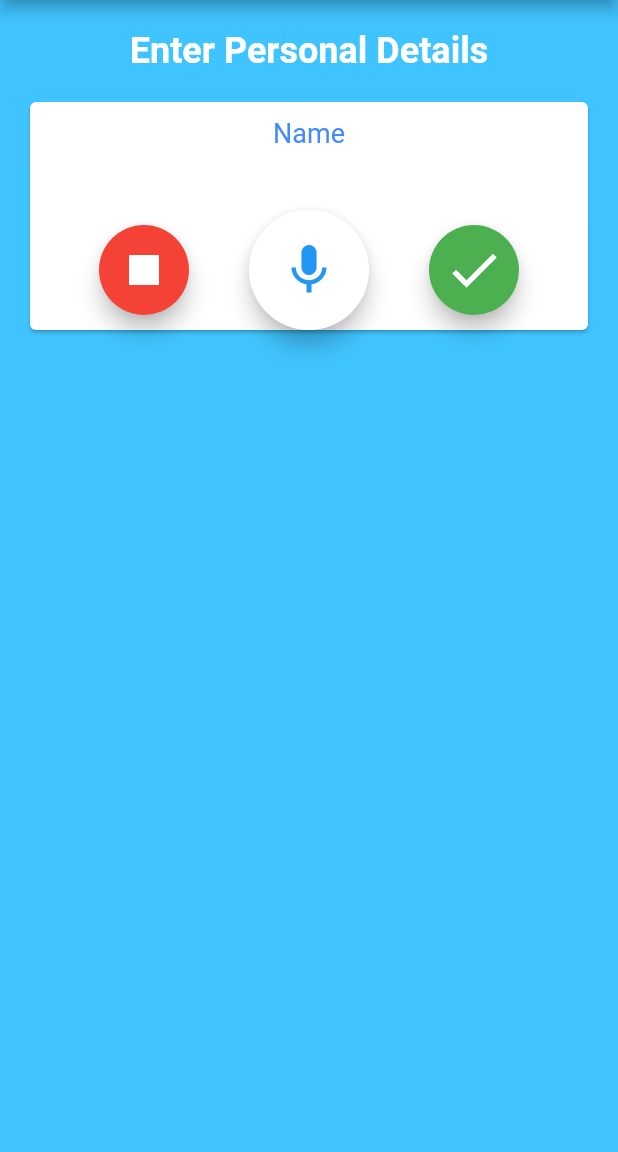
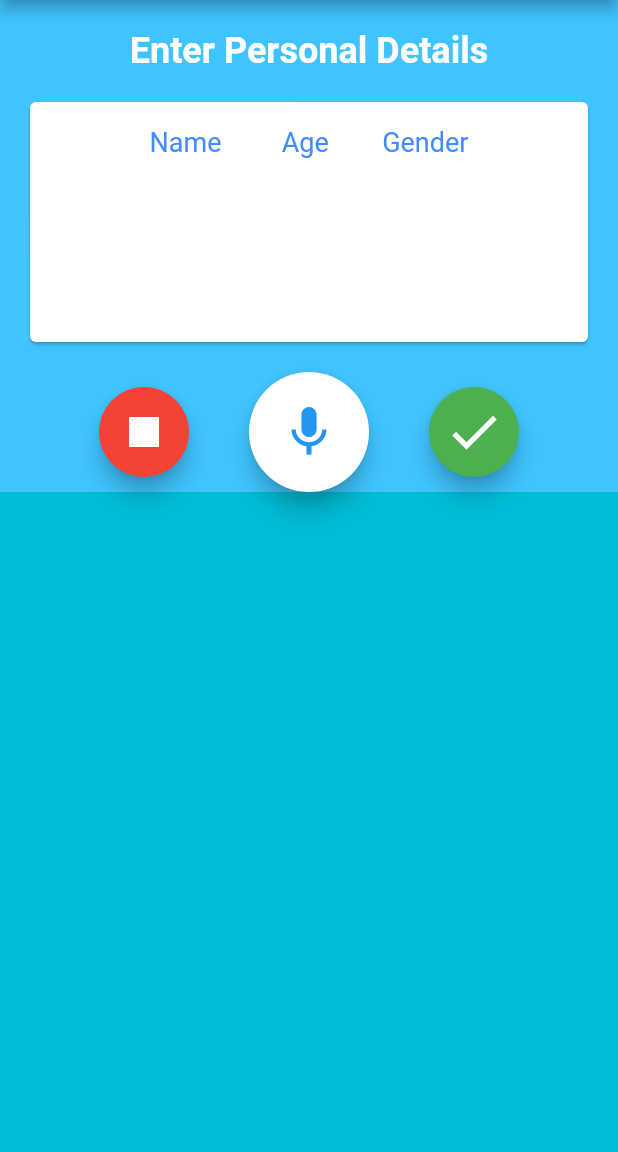
Before and after one commit to Nehanshj/voice_prescription, a Flutter app: the NewPage screen opened directly, on a phone screen of 412 x 824 dp, the part 84-1236 px from its top. Run offline on Flutter 3.47's test engine with Material 2 defaults, Android fonts, the phone set to English and light mode, and no system bars; our stand-ins replace hive, moor_flutter, speech_to_text; accounts and stored records are empty; generated files the repository leaves out were written again; Roboto replaces fonts that are missing (Verdana).

Commit message:
minor UI fixes

```diff
--- a/lib/newPage.dart
+++ b/lib/newPage.dart
@@ -1,24 +1,20 @@
-//first page after the New Prescription button is pressed in the home screen.
-
 import 'dart:async';
 
 import 'package:flutter/cupertino.dart';
 import 'package:flutter/material.dart';
-import 'package:hive/hive.dart';
 import 'package:provider/provider.dart';
 import 'package:speech_to_text/speech_recognition_error.dart';
 import 'package:speech_to_text/speech_recognition_result.dart';
 import 'package:speech_to_text/speech_to_text.dart';
-
 import 'package:voicepres/Prescription.dart';
 import 'package:voicepres/home_screen.dart';
+
 import 'data/moor_database.dart';
-import 'models/database.dart';
 
 class NewPage extends StatefulWidget {
   const NewPage({
     Key key,
-}) : super(key : key);
+  }) : super(key: key);
 
   @override
   _NewPageState createState() => _NewPageState();
@@ -102,7 +98,8 @@ class _NewPageState extends State<NewPage> {
         ],
         title: Text('VOICE PRESCRIPTION'),
       ),
-      body: Container(
+      body: SingleChildScrollView(
+        child: Container(
             padding: EdgeInsets.only(top: 20.0),
             color: Colors.lightBlueAccent,
             child: Column(children: <Widget>[
@@ -115,7 +112,10 @@ class _NewPageState extends State<NewPage> {
                   fontFamily: 'Verdana',
                 ),
               ),
-            Card(
+              Container(
+                width: 500,
+                height: 200,
+                child: Card(
                   //Main Area
                     color: Colors.white,
                     margin: EdgeInsets.all(20.0),
@@ -123,11 +123,11 @@ class _NewPageState extends State<NewPage> {
                       mainAxisAlignment: MainAxisAlignment.spaceAround,
                       crossAxisAlignment: CrossAxisAlignment.center,
                       children: <Widget>[
-                    SizedBox(
-                      height: 10.0,
-                    ),
+//                      SizedBox(
+//                        height: 10.0,
+//                      ),
                         Text(
-                      "Name",
+                          "Name         Age        Gender",
                           style: TextStyle(
                             fontSize: 18.0,
                             color: Colors.blueAccent,
@@ -149,6 +149,10 @@ class _NewPageState extends State<NewPage> {
                             )),
                         SizedBox(
                           height: 20.0,
+                        ),
+
+                      ],
+                    )),
               ),
               Row(
                 //3 button ROW
@@ -203,13 +207,16 @@ class _NewPageState extends State<NewPage> {
                         // Because the following param is hardcoded, it will throw error after the first run.
                         // To avoid it, I uninstall the app every time I run it.
                         // I think it throws error because id is hardcoded AND is a primary key. Values of no two primary keys can be equal.
-                              final moorDatabaseData = MoorDatabaseData(
-                                id: 1, // make variable for auto incrementation of key
+                        final moorDatabaseData = MoorDatabaseData( // make variable for auto incrementation of key
                           name: lastWords,
-                                age: 10, // make variable to change hardcoded
-                                gender: 'F', // make a variable to change hardcoded
-                                diagnosis: 'lhlih', // change hardcoded with variable diagnosis
-                                prescription: 'sjgf', // change hardcoded with variable prescription
+                          age: 10,
+                          // make variable to change hardcoded
+                          gender: 'F',
+                          // make a variable to change hardcoded
+                          diagnosis: 'lhlih',
+                          // change hardcoded with variable diagnosis
+                          prescription: 'sjgf',
+                          // change hardcoded with variable prescription
                           advice: 'gbfj', // change hardcoded with variable advice
                         );
                         database.insertMoorDB(moorDatabaseData);
@@ -221,11 +228,12 @@ class _NewPageState extends State<NewPage> {
                                   return PrescriptionPage();
                                 }
                             )
-                              );// NavigatorPush
+                        ); // NavigatorPush
 //                              _formKey.currentState.save(); // adding into the DB
 //                              final newDatabase = Database(lastWords);
 //                              addDatabase(newDatabase);
-                            }, //onPressed
+                      },
+                      //onPressed
                       mini: true,
                       heroTag: null,
                       backgroundColor: Colors.green,
@@ -237,9 +245,8 @@ class _NewPageState extends State<NewPage> {
                   ),
                 ],
               ),
-                  ],
-                )),
             ])),
+      ),
     );
   }
 
@@ -267,8 +274,8 @@ class _NewPageState extends State<NewPage> {
   void resultListener(SpeechRecognitionResult result) {
     //Result of STT
     setState(() {
-      //lastWords = result.recognizedWords;
-      lastWords = "${result.recognizedWords} - ${result.finalResult}";
+      lastWords = result.recognizedWords;
+      //lastWords = "${result.recognizedWords} - ${result.finalResult}";
     });
   }
 
```
Lines whose indentation alone changed are shown as unchanged.
